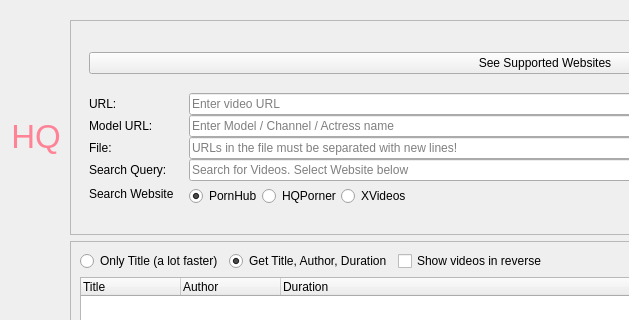
EchterAlsFake/Porn_Fetch, file src/frontend/form_desktop.ui: the form before one commit; both pictures show x 0 to 629 and y 0 to 320 of the 1054 by 729 pixel window.
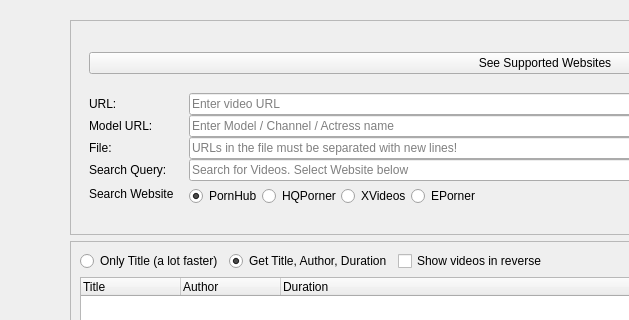
The form after the commit. The open tabs and pages were chosen to show the change.

Commit message: - implemented update mechanism - added searching support for eporner - starting to change the hqporner tab to append other websites to it. - new icon for hqporner tab

What changed in the file:
```diff
--- a/src/frontend/form_desktop.ui
+++ b/src/frontend/form_desktop.ui
@@ -93,23 +93,22 @@
          </property>
          <property name="font">
           <font>
-           <pointsize>25</pointsize>
+           <pointsize>9</pointsize>
           </font>
          </property>
          <property name="cursor">
           <cursorShape>PointingHandCursor</cursorShape>
          </property>
          <property name="styleSheet">
-          <string notr="true">border: none;
-color: #ff8397</string>
+          <string notr="true">border: none</string>
          </property>
          <property name="text">
-          <string>HQ</string>
+          <string/>
          </property>
          <property name="iconSize">
           <size>
-           <width>64</width>
-           <height>64</height>
+           <width>32</width>
+           <height>32</height>
           </size>
          </property>
         </widget>
@@ -873,6 +872,13 @@
                           </property>
                          </widget>
                         </item>
+                        <item>
+                         <widget class="QRadioButton" name="radio_search_website_eporner">
+                          <property name="text">
+                           <string>EPorner</string>
+                          </property>
+                         </widget>
+                        </item>
                         <item>
                          <spacer name="horizontal_spacer_searching">
                           <property name="orientation">
```
Left out of the diff: 14 changed lines with no effect on the pictures. The commit also changes 8 other files.
